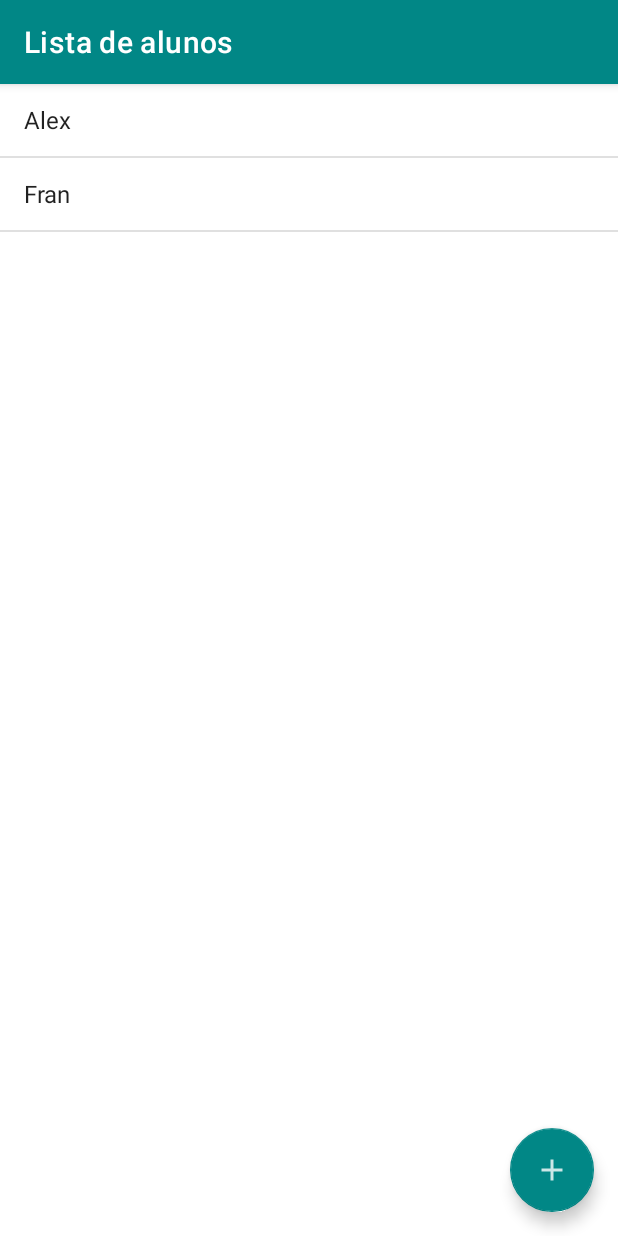
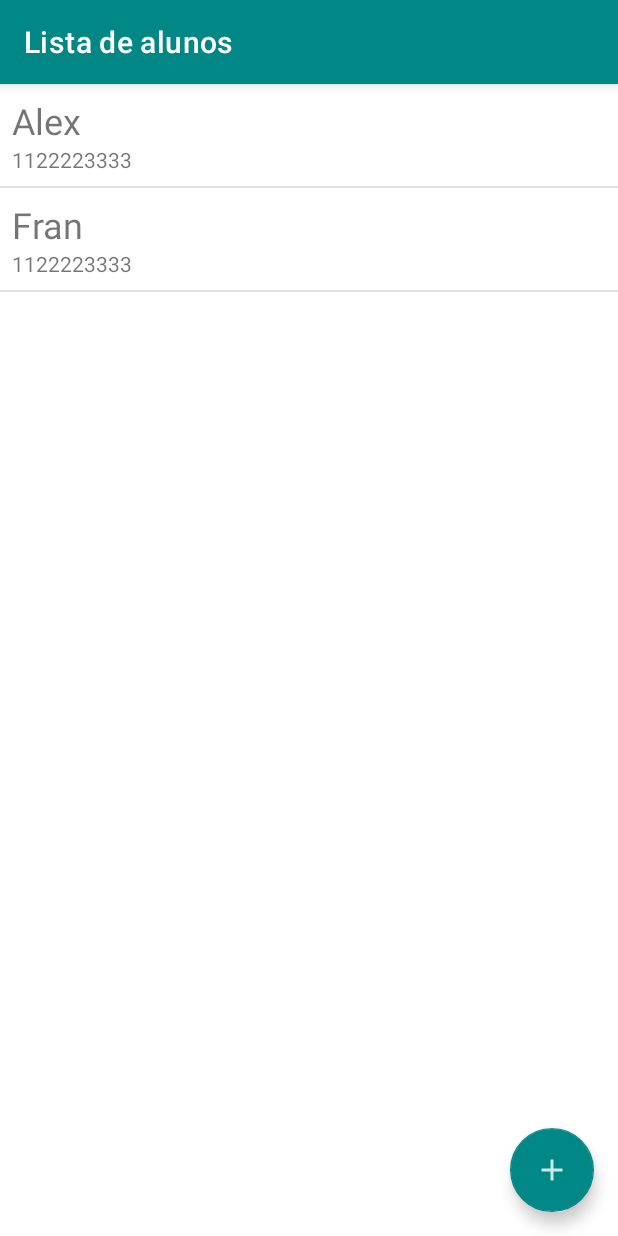
Before and after one commit to GEdO23/Agenda, an Android app: the screen it shows after launch (ListaAlunosActivity), on a phone screen of 412 x 824 dp. Run offline under Robolectric (Android 15) with nearby library versions, the phone set to English and light mode, and no system bars.

Commit message:
Personalizando layout do aluno + criando e vinculado adapter personalizado

```diff
--- a/app/src/main/java/br/com/alura/agenda/dao/AlunoDAO.java
+++ b/app/src/main/java/br/com/alura/agenda/dao/AlunoDAO.java
@@ -1,4 +1,6 @@
 package br.com.alura.agenda.dao;
+
+import android.util.Log;
 
 import java.util.ArrayList;
 import java.util.List;
@@ -11,12 +13,14 @@ public class AlunoDAO {
     private static int contadorDeIds = 1;
 
     public List<Aluno> getAll() {
+        Log.i("lista_alunos", "getAll chamado:" + alunos);
         return new ArrayList<>(alunos);
     }
 
     public void save(Aluno aluno) {
         aluno.setId(contadorDeIds);
         alunos.add(aluno);
+        Log.i("new_aluno", "Novo aluno adcionado:" + aluno.getNome());
         atualizaIds();
     }
 
@@ -29,6 +33,7 @@ public class AlunoDAO {
         if (alunoEncontrado != null) {
             int posicaoDoAluno = alunos.indexOf(alunoEncontrado);
             alunos.set(posicaoDoAluno, aluno);
+            Log.i("edit_aluno", "Aluno editado:" + aluno.getNome());
         }
     }
 
@@ -36,6 +41,7 @@ public class AlunoDAO {
         for (Aluno a :
                 alunos) {
             if (a.getId() == aluno.getId()) {
+                Log.i("aluno", "Aluno encontrado:" + aluno.getNome());
                 return a;
             }
         }
@@ -47,6 +53,7 @@ public class AlunoDAO {
         Aluno alunoDevolvido = buscaAlunoPeloId(aluno);
         if (alunoDevolvido != null) {
             alunos.remove(alunoDevolvido);
+            Log.i("remove_aluno", "Aluno removido:" + aluno.getNome());
         }
     }
 }
--- a/app/src/main/java/br/com/alura/agenda/model/Aluno.java
+++ b/app/src/main/java/br/com/alura/agenda/model/Aluno.java
@@ -59,6 +59,6 @@ public class Aluno implements Serializable {
     @NonNull
     @Override
     public String toString() {
-        return nome;
+        return nome + " - " + telefone;
     }
 }
--- a/app/src/main/java/br/com/alura/agenda/ui/activity/ListaAlunosActivity.java
+++ b/app/src/main/java/br/com/alura/agenda/ui/activity/ListaAlunosActivity.java
@@ -9,7 +9,6 @@ import android.view.ContextMenu;
 import android.view.MenuItem;
 import android.view.View;
 import android.widget.AdapterView;
-import android.widget.ArrayAdapter;
 import android.widget.ListView;
 
 import androidx.annotation.NonNull;
@@ -21,12 +20,13 @@ import com.google.android.material.floatingactionbutton.FloatingActionButton;
 import br.com.alura.agenda.R;
 import br.com.alura.agenda.dao.AlunoDAO;
 import br.com.alura.agenda.model.Aluno;
+import br.com.alura.agenda.ui.adapter.ListaAlunosAdapter;
 
 public class ListaAlunosActivity extends AppCompatActivity {
 
     private static final String TITULO_APPBAR = "Lista de alunos";
     private final AlunoDAO dao = new AlunoDAO();
-    private ArrayAdapter<Aluno> adapter;
+    private ListaAlunosAdapter adapter;
 
     @Override
     protected void onCreate(@Nullable Bundle savedInstanceState) {
@@ -94,9 +94,7 @@ public class ListaAlunosActivity extends AppCompatActivity {
     }
 
     private void configuraAdapter(@NonNull ListView listaDeAlunos) {
-        adapter = new ArrayAdapter<>(
-                this,
-                android.R.layout.simple_list_item_1);
+        adapter = new ListaAlunosAdapter(this);
         listaDeAlunos.setAdapter(adapter);
     }
 
--- /dev/null
+++ b/app/src/main/java/br/com/alura/agenda/ui/adapter/ListaAlunosAdapter.java
@@ -0,0 +1,70 @@
+package br.com.alura.agenda.ui.adapter;
+
+import android.content.Context;
+import android.util.Log;
+import android.view.LayoutInflater;
+import android.view.View;
+import android.view.ViewGroup;
+import android.widget.BaseAdapter;
+import android.widget.TextView;
+
+import java.util.ArrayList;
+import java.util.List;
+
+import br.com.alura.agenda.R;
+import br.com.alura.agenda.model.Aluno;
+
+public class ListaAlunosAdapter extends BaseAdapter {
+
+    private final List<Aluno> alunos = new ArrayList<>();
+    private Context context;
+
+    public ListaAlunosAdapter(Context context) {
+        this.context = context;
+    }
+
+    @Override
+    public int getCount() {
+        return alunos.size();
+    }
+
+    @Override
+    public Aluno getItem(int position) {
+        return alunos.get(position);
+    }
+
+    @Override
+    public long getItemId(int position) {
+        return alunos.get(position).getId();
+    }
+
+    @Override
+    public View getView(int position, View view, ViewGroup viewGroup) {
+        View viewCriada = LayoutInflater
+                .from(context)
+                .inflate(R.layout.item_aluno, viewGroup, false);
+        Aluno alunoDevolvido = alunos.get(position);
+        TextView nome = viewCriada.findViewById(R.id.item_aluno_nome);
+        nome.setText(alunoDevolvido.getNome());
+        TextView telefone = viewCriada.findViewById(R.id.item_aluno_telefone);
+        telefone.setText(alunoDevolvido.getTelefone());
+        return viewCriada;
+    }
+
+    public void clear() {
+        alunos.clear();
+        notifyDataSetChanged();
+        Log.i("clear", "cleared"+alunos);
+    }
+
+    public void addAll(List<Aluno> alunos) {
+        this.alunos.addAll(alunos);
+        notifyDataSetChanged();
+        Log.i("addAll", "added all alunos"+alunos);
+    }
+
+    public void remove(Aluno aluno) {
+        alunos.remove(aluno);
+        notifyDataSetChanged();
+    }
+}
--- /dev/null
+++ b/app/src/main/res/layout/item_aluno.xml
@@ -0,0 +1,25 @@
+<?xml version="1.0" encoding="utf-8"?>
+<LinearLayout xmlns:android="http://schemas.android.com/apk/res/android"
+    xmlns:tools="http://schemas.android.com/tools"
+    android:orientation="vertical"
+    android:layout_width="match_parent"
+    android:layout_height="match_parent">
+
+    <TextView android:id="@+id/item_aluno_nome"
+        android:layout_width="match_parent"
+        android:layout_height="wrap_content"
+        android:textSize="24sp"
+        android:layout_marginStart="8dp"
+        android:layout_marginEnd="8dp"
+        android:layout_marginTop="8dp"
+        tools:text="Alex" />
+
+    <TextView android:id="@+id/item_aluno_telefone"
+        android:layout_width="match_parent"
+        android:layout_height="wrap_content"
+        android:layout_marginStart="8dp"
+        android:layout_marginEnd="8dp"
+        android:layout_marginBottom="8dp"
+        tools:text="1122223333" />
+
+</LinearLayout>
```
